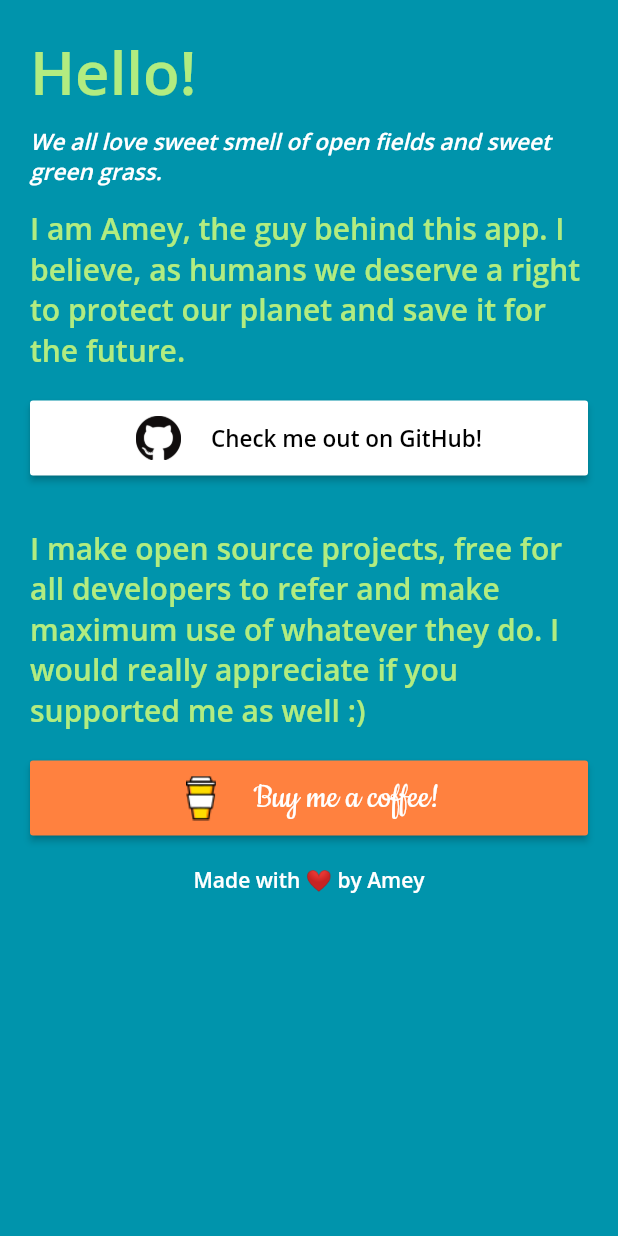
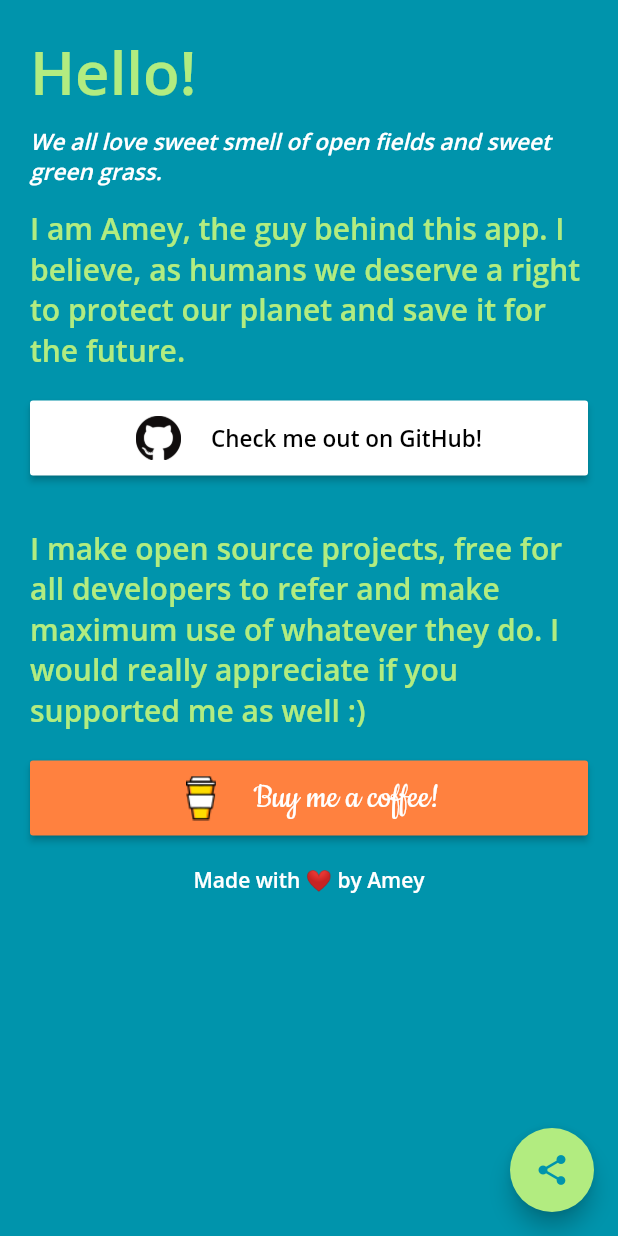
Before and after one commit to ameysunu/envirapp, a Flutter app: the screen it shows after launch, after a tap on "About Developer", on a phone screen of 412 x 824 dp. Run offline on Flutter 3.47's test engine with Material 2 defaults, Android fonts, the phone set to English and light mode, and no system bars; our stand-ins replace hexcolor, share; missing offline and left inert: achievement_view.

Commit message:
share added

```diff
--- a/lib/developer.dart
+++ b/lib/developer.dart
@@ -1,6 +1,7 @@
 import 'package:flutter/material.dart';
 import 'package:hexcolor/hexcolor.dart';
 import 'package:url_launcher/url_launcher.dart';
+import 'package:share/share.dart';
 
 class Developer extends StatefulWidget {
   @override
@@ -8,6 +9,10 @@ class Developer extends StatefulWidget {
 }
 
 class _DeveloperState extends State<Developer> {
+  void shareIt() {
+    Share.share('https://github.com/ameysunu/envirapp', subject: 'Envirapp');
+  }
+
   @override
   Widget build(BuildContext context) {
     return MaterialApp(
@@ -141,6 +146,16 @@ class _DeveloperState extends State<Developer> {
             ),
           ),
         ),
+        floatingActionButton: FloatingActionButton(
+          backgroundColor: Hexcolor('#B2EC80'),
+          child: Icon(
+            Icons.share,
+            color: Hexcolor('#0094AC'),
+          ),
+          onPressed: () {
+            shareIt();
+          },
+        ),
       ),
     );
   }
--- a/pubspec.yaml
+++ b/pubspec.yaml
@@ -26,6 +26,7 @@ dependencies:
   hexcolor: ^1.0.4
   url_launcher: ^5.5.0
   achievement_view: ^0.2.0
+  share: ^0.6.4+5
 
 
   # The following adds the Cupertino Icons font to your application.
```
Also changed, not shown: pubspec.lock.
